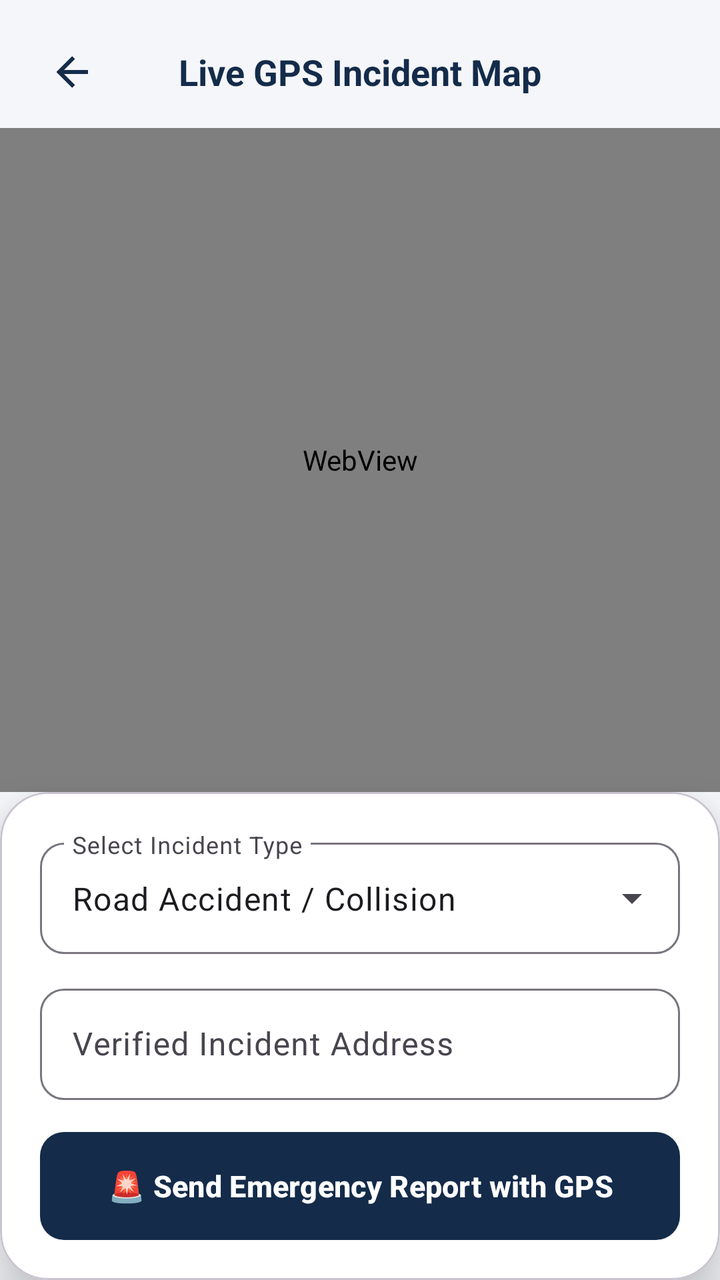
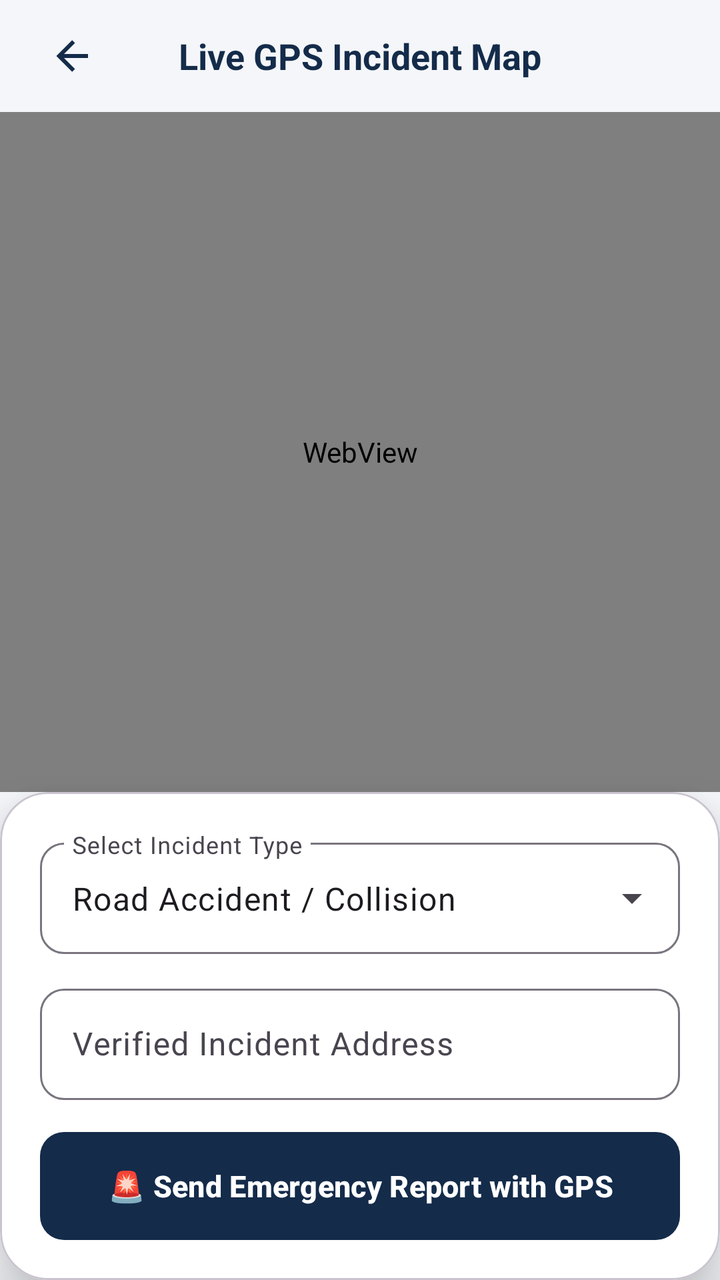

Screens rendered from an Android XML layout before and after an edit, with the pre-edit source and the edit as a unified diff.
<!-- AndroidManifest.xml: application theme Theme.ACCIDENTREPORTANDMONITORINGSYSTEM -->
<!-- res/layout/activity_incident_location.xml -->
<?xml version="1.0" encoding="utf-8"?>
<LinearLayout xmlns:android="http://schemas.android.com/apk/res/android"
    xmlns:app="http://schemas.android.com/apk/res-auto"
    android:layout_width="match_parent"
    android:layout_height="match_parent"
    android:background="@color/arms_background"
    android:orientation="vertical">

    
    <RelativeLayout
        android:layout_width="match_parent"
        android:layout_height="56dp"
        android:layout_marginTop="8dp"
        android:paddingHorizontal="16dp">

        <ImageButton
            android:id="@+id/ibBack"
            android:layout_width="40dp"
            android:layout_height="40dp"
            android:layout_alignParentStart="true"
            android:layout_centerVertical="true"
            android:background="?attr/selectableItemBackgroundBorderless"
            android:contentDescription="@string/app_name"
            android:src="@drawable/ic_arrow_back"
            app:tint="@color/arms_navy" />

        <TextView
            android:layout_width="wrap_content"
            android:layout_height="wrap_content"
            android:layout_centerInParent="true"
            android:text="Live GPS Incident Map"
            android:textColor="@color/arms_navy"
            android:textSize="18sp"
            android:textStyle="bold" />
    </RelativeLayout>

    
    <WebView
        android:id="@+id/mapWebView"
        android:layout_width="match_parent"
        android:layout_height="0dp"
        android:layout_weight="1" />

    
    <com.google.android.material.card.MaterialCardView
        android:id="@+id/cardBottomPanel"
        android:layout_width="match_parent"
        android:layout_height="wrap_content"
        app:cardBackgroundColor="@color/arms_card_bg"
        app:cardCornerRadius="24dp"
        app:cardElevation="16dp">

        <LinearLayout
            android:layout_width="match_parent"
            android:layout_height="wrap_content"
            android:orientation="vertical"
            android:padding="20dp">

            
            <com.google.android.material.textfield.TextInputLayout
                style="@style/Widget.Material3.TextInputLayout.OutlinedBox.ExposedDropdownMenu"
                android:layout_width="match_parent"
                android:layout_height="wrap_content"
                android:layout_marginBottom="12dp"
                android:hint="Select Incident Type"
                app:boxCornerRadiusBottomEnd="12dp"
                app:boxCornerRadiusBottomStart="12dp"
                app:boxCornerRadiusTopEnd="12dp"
                app:boxCornerRadiusTopStart="12dp">

                <AutoCompleteTextView
                    android:id="@+id/actvIncidentType"
                    android:layout_width="match_parent"
                    android:layout_height="wrap_content"
                    android:inputType="none"
                    android:text="Road Accident / Collision" />

            </com.google.android.material.textfield.TextInputLayout>

            <com.google.android.material.textfield.TextInputLayout
                style="@style/Widget.Material3.TextInputLayout.OutlinedBox"
                android:layout_width="match_parent"
                android:layout_height="wrap_content"
                android:hint="Verified Incident Address"
                app:boxCornerRadiusBottomEnd="12dp"
                app:boxCornerRadiusBottomStart="12dp"
                app:boxCornerRadiusTopEnd="12dp"
                app:boxCornerRadiusTopStart="12dp">

                <com.google.android.material.textfield.TextInputEditText
                    android:id="@+id/etLocation"
                    android:layout_width="match_parent"
                    android:layout_height="wrap_content"
                    android:inputType="textPostalAddress" />

            </com.google.android.material.textfield.TextInputLayout>

            <com.google.android.material.button.MaterialButton
                android:id="@+id/btnSendEmergencyReport"
                style="@style/Widget.ARMS.Button.Emergency"
                android:layout_width="match_parent"
                android:layout_height="@dimen/button_height"
                android:layout_marginTop="16dp"
                android:text="🚨 Send Emergency Report with GPS"
                app:elevation="4dp" />

        </LinearLayout>
    </com.google.android.material.card.MaterialCardView>

</LinearLayout>
<!-- resources referenced by this layout -->
<resources>
  <color name="arms_background">#F4F6F9</color>
  <color name="arms_card_bg">#FFFFFF</color>
  <color name="arms_navy">#142B4A</color>
  <dimen name="button_height">54dp</dimen>
  <!-- drawable ic_arrow_back (drawable) -->
  <vector xmlns:android="http://schemas.android.com/apk/res/android"
      android:width="24dp"
      android:height="24dp"
      android:viewportWidth="24"
      android:viewportHeight="24">
      <path
          android:fillColor="#FFFFFF"
          android:pathData="M20,11V13H8L13.5,18.5L12.08,19.92L4.16,12L12.08,4.08L13.5,5.5L8,11H20Z" />
  </vector>
  <string name="app_name">ARMS</string>
  <style name="Widget.ARMS.Button.Emergency" parent="Widget.Material3.Button">
          <item name="android:background">@drawable/bg_emergency_button</item>
          <item name="android:textColor">@color/arms_white</item>
          <item name="android:textSize">15sp</item>
          <item name="android:textStyle">bold</item>
          <item name="android:insetTop">0dp</item>
          <item name="android:insetBottom">0dp</item>
      </style>
  <style name="Theme.ACCIDENTREPORTANDMONITORINGSYSTEM" parent="Base.Theme.ACCIDENTREPORTANDMONITORINGSYSTEM" />
  <!-- drawable bg_emergency_button (drawable) -->
  <?xml version="1.0" encoding="utf-8"?>
  <ripple xmlns:android="http://schemas.android.com/apk/res/android"
      android:color="#33FFFFFF">
      <item>
          <shape android:shape="rectangle">
              <solid android:color="@color/arms_red" />
              <corners android:radius="12dp" />
          </shape>
      </item>
  </ripple>
  <color name="arms_white">#FFFFFF</color>
  <style name="Base.Theme.ACCIDENTREPORTANDMONITORINGSYSTEM" parent="Theme.Material3.Light.NoActionBar">
          <item name="colorPrimary">@color/arms_navy</item>
          <item name="colorSecondary">@color/arms_red</item>
          <item name="android:windowBackground">@color/arms_background</item>
      </style>
  <color name="arms_red">#D92D35</color>
</resources>

<!-- the commit's change to res/layout/activity_incident_location.xml (unified diff, before → after) -->
@@ -4,13 +4,14 @@
     android:layout_width="match_parent"
     android:layout_height="match_parent"
     android:background="@color/arms_background"
+    android:fitsSystemWindows="true"
     android:orientation="vertical">
 
     
     <RelativeLayout
+        android:id="@+id/rlMapTopBar"
         android:layout_width="match_parent"
         android:layout_height="56dp"
-        android:layout_marginTop="8dp"
         android:paddingHorizontal="16dp">
 
         <ImageButton
@@ -25,6 +26,7 @@
             app:tint="@color/arms_navy" />
 
         <TextView
+            android:id="@+id/tvMapTopTitle"
             android:layout_width="wrap_content"
             android:layout_height="wrap_content"
             android:layout_centerInParent="true"
@@ -35,11 +37,221 @@
     </RelativeLayout>
 
     
-    <WebView
-        android:id="@+id/mapWebView"
+    <com.google.android.material.card.MaterialCardView
+        android:id="@+id/cardNavBanner"
+        android:layout_width="match_parent"
+        android:layout_height="wrap_content"
+        android:layout_marginHorizontal="12dp"
+        android:layout_marginTop="8dp"
+        android:layout_marginBottom="4dp"
+        android:visibility="gone"
+        app:cardBackgroundColor="#0F5132"
+        app:cardCornerRadius="18dp"
+        app:cardElevation="6dp">
+
+        <LinearLayout
+            android:layout_width="match_parent"
+            android:layout_height="wrap_content"
+            android:gravity="center_vertical"
+            android:orientation="horizontal"
+            android:padding="16dp">
+
+            <TextView
+                android:id="@+id/tvNavTurnIcon"
+                android:layout_width="52dp"
+                android:layout_height="52dp"
+                android:background="#198754"
+                android:gravity="center"
+                android:text="↑"
+                android:textColor="@color/arms_white"
+                android:textSize="28sp"
+                android:textStyle="bold" />
+
+            <LinearLayout
+                android:layout_width="0dp"
+                android:layout_height="wrap_content"
+                android:layout_marginStart="14dp"
+                android:layout_weight="1"
+                android:orientation="vertical">
+
+                <TextView
+                    android:id="@+id/tvNavStepDistance"
+                    android:layout_width="wrap_content"
+                    android:layout_height="wrap_content"
+                    android:text="250 m"
+                    android:textColor="#BBF7D0"
+                    android:textSize="13sp"
+                    android:textStyle="bold" />
+
+                <TextView
+                    android:id="@+id/tvNavInstruction"
+                    android:layout_width="wrap_content"
+                    android:layout_height="wrap_content"
+                    android:layout_marginTop="2dp"
+                    android:text="Head south on Sayre Highway"
+                    android:textColor="@color/arms_white"
+                    android:textSize="17sp"
+                    android:textStyle="bold" />
+
+                <TextView
+                    android:id="@+id/tvNavNextStep"
+                    android:layout_width="wrap_content"
+                    android:layout_height="wrap_content"
+                    android:layout_marginTop="4dp"
+                    android:text="Then: Continue toward accident location"
+                    android:textColor="#D1FAE5"
+                    android:textSize="12sp" />
+            </LinearLayout>
+
+            <TextView
+                android:id="@+id/btnToggleNavVoice"
+                android:layout_width="wrap_content"
+                android:layout_height="wrap_content"
+                android:background="?attr/selectableItemBackgroundBorderless"
+                android:padding="8dp"
+                android:text="🔊"
+                android:textSize="20sp" />
+        </LinearLayout>
+    </com.google.android.material.card.MaterialCardView>
+
+    
+    <FrameLayout
         android:layout_width="match_parent"
         android:layout_height="0dp"
-        android:layout_weight="1" />
+        android:layout_weight="1">
+
+        <WebView
+            android:id="@+id/mapWebView"
+            android:layout_width="match_parent"
+            android:layout_height="match_parent" />
+
+        
+        <LinearLayout
+            android:id="@+id/layoutMapNavControls"
+            android:layout_width="wrap_content"
+            android:layout_height="wrap_content"
+            android:layout_gravity="bottom|end"
+            android:layout_margin="14dp"
+            android:orientation="vertical"
+            android:visibility="gone">
+
+            <com.google.android.material.button.MaterialButton
+                android:id="@+id/btnRecenterNav"
+                style="@style/Widget.Material3.Button.ElevatedButton"
+                android:layout_width="wrap_content"
+                android:layout_height="40dp"
+                android:layout_marginBottom="8dp"
+                android:backgroundTint="@color/arms_white"
+                android:text="Recenter"
+                android:textColor="@color/arms_navy"
+                android:textSize="12sp"
+                android:textStyle="bold"
+                app:cornerRadius="20dp" />
+
+            <com.google.android.material.button.MaterialButton
+                android:id="@+id/btnSimulateNav"
+                style="@style/Widget.Material3.Button.ElevatedButton"
+                android:layout_width="wrap_content"
+                android:layout_height="40dp"
+                android:backgroundTint="#1D4ED8"
+                android:text="Preview Drive"
+                android:textColor="@color/arms_white"
+                android:textSize="12sp"
+                android:textStyle="bold"
+                app:cornerRadius="20dp" />
+        </LinearLayout>
+    </FrameLayout>
+
+    
+    <com.google.android.material.card.MaterialCardView
+        android:id="@+id/cardNavPanel"
+        android:layout_width="match_parent"
+        android:layout_height="wrap_content"
+        android:visibility="gone"
+        app:cardBackgroundColor="@color/arms_card_bg"
+        app:cardCornerRadius="24dp"
+        app:cardElevation="16dp"
+        app:strokeColor="@color/arms_divider"
+        app:strokeWidth="1dp">
+
+        <LinearLayout
+            android:layout_width="match_parent"
+            android:layout_height="wrap_content"
+            android:orientation="vertical"
+            android:padding="18dp">
+
+            <LinearLayout
+                android:layout_width="match_parent"
+                android:layout_height="wrap_content"
+                android:gravity="center_vertical"
+                android:orientation="horizontal">
+
+                <LinearLayout
+                    android:layout_width="0dp"
+                    android:layout_height="wrap_content"
+                    android:layout_weight="1"
+                    android:orientation="vertical">
+
+                    <TextView
+                        android:id="@+id/tvNavEta"
+                        android:layout_width="wrap_content"
+                        android:layout_height="wrap_content"
+                        android:text="Calculating route..."
+                        android:textColor="@color/arms_green"
+                        android:textSize="24sp"
+                        android:textStyle="bold" />
+
+                    <TextView
+                        android:id="@+id/tvNavDistanceArrival"
+                        android:layout_width="wrap_content"
+                        android:layout_height="wrap_content"
+                        android:layout_marginTop="2dp"
+                        android:text="-- km • ETA --:--"
+                        android:textColor="@color/arms_secondary_text"
+                        android:textSize="14sp"
+                        android:textStyle="bold" />
+                </LinearLayout>
+
+                <com.google.android.material.button.MaterialButton
+                    android:id="@+id/btnViewAllSteps"
+                    style="@style/Widget.ARMS.Button.Secondary"
+                    android:layout_width="wrap_content"
+                    android:layout_height="42dp"
+                    android:text="Steps"
+                    android:textSize="12sp"
+                    app:cornerRadius="12dp" />
+            </LinearLayout>
+
+            <TextView
+                android:id="@+id/tvNavDestination"
+                android:layout_width="wrap_content"
+                android:layout_height="wrap_content"
+                android:layout_marginTop="6dp"
+                android:text="Destination: Valencia City, Bukidnon, Philippines"
+                android:textColor="@color/arms_navy"
+                android:textSize="13sp" />
+
+            <LinearLayout
+                android:layout_width="match_parent"
+                android:layout_height="wrap_content"
+                android:layout_marginTop="14dp"
+                android:orientation="horizontal">
+
+                <com.google.android.material.button.MaterialButton
+                    android:id="@+id/btnStartNavigation"
+                    android:layout_width="0dp"
+                    android:layout_height="50dp"
+                    android:layout_weight="1"
+                    android:backgroundTint="#1D4ED8"
+                    android:text="Start Navigation"
+                    android:textColor="@color/arms_white"
+                    android:textSize="15sp"
+                    android:textStyle="bold"
+                    app:cornerRadius="14dp"
+                    app:elevation="3dp" />
+            </LinearLayout>
+        </LinearLayout>
+    </com.google.android.material.card.MaterialCardView>
 
     
     <com.google.android.material.card.MaterialCardView
<!-- resource entries referenced after the edit -->
@@ -2,7 +2,10 @@
 <resources>
   <color name="arms_background">#F4F6F9</color>
   <color name="arms_card_bg">#FFFFFF</color>
+  <color name="arms_divider">#E6EAF0</color>
+  <color name="arms_green">#16865C</color>
   <color name="arms_navy">#142B4A</color>
+  <color name="arms_secondary_text">#667085</color>
   <dimen name="button_height">54dp</dimen>
   <!-- drawable ic_arrow_back (drawable) -->
   <vector xmlns:android="http://schemas.android.com/apk/res/android"
@@ -23,6 +26,14 @@
           <item name="android:insetTop">0dp</item>
           <item name="android:insetBottom">0dp</item>
       </style>
+  <style name="Widget.ARMS.Button.Secondary" parent="Widget.Material3.Button.OutlinedButton">
+          <item name="android:background">@drawable/bg_secondary_button</item>
+          <item name="android:textColor">@color/arms_navy</item>
+          <item name="android:textSize">15sp</item>
+          <item name="android:textStyle">bold</item>
+          <item name="android:insetTop">0dp</item>
+          <item name="android:insetBottom">0dp</item>
+      </style>
   <style name="Theme.ACCIDENTREPORTANDMONITORINGSYSTEM" parent="Base.Theme.ACCIDENTREPORTANDMONITORINGSYSTEM" />
   <!-- drawable bg_emergency_button (drawable) -->
   <?xml version="1.0" encoding="utf-8"?>
@@ -31,6 +42,20 @@
       <item>
           <shape android:shape="rectangle">
               <solid android:color="@color/arms_red" />
+              <corners android:radius="12dp" />
+          </shape>
+      </item>
+  </ripple>
+  <!-- drawable bg_secondary_button (drawable) -->
+  <?xml version="1.0" encoding="utf-8"?>
+  <ripple xmlns:android="http://schemas.android.com/apk/res/android"
+      android:color="#22142B4A">
+      <item>
+          <shape android:shape="rectangle">
+              <solid android:color="@color/arms_white" />
+              <stroke
+                  android:width="1dp"
+                  android:color="@color/arms_divider" />
               <corners android:radius="12dp" />
           </shape>
       </item>
